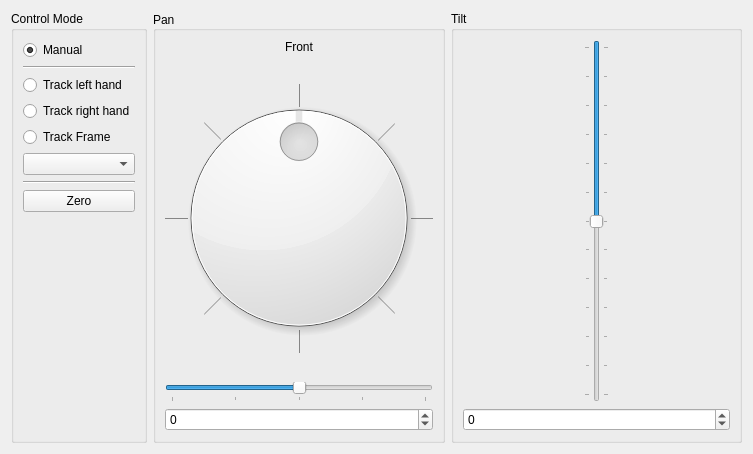
team-vigir/vigir_manipulation_planning, file vigir_head_control_widget/resource/head_control_widget.ui: the form before one commit.
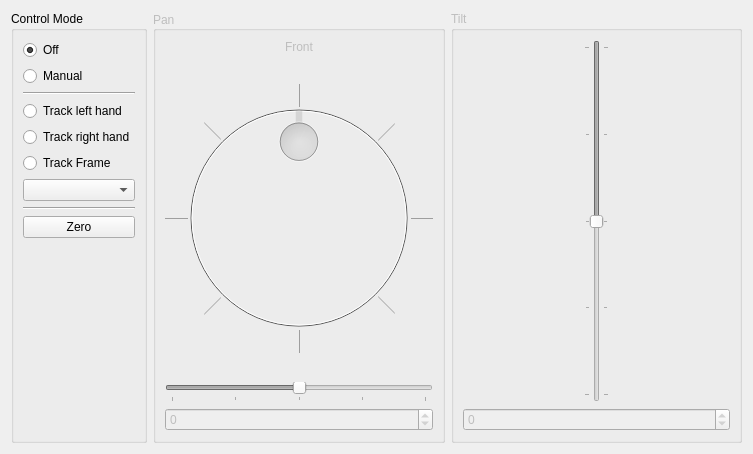
The form after the commit.

Commit message: better manual controls, controls for tracking any frame added

What changed in the file:
```diff
--- a/vigir_head_control_widget/resource/head_control_widget.ui
+++ b/vigir_head_control_widget/resource/head_control_widget.ui
@@ -40,13 +40,23 @@
         <string>Control Mode</string>
        </property>
        <layout class="QVBoxLayout" name="verticalLayout_2">
+        <item>
+         <widget class="QRadioButton" name="modeOffRadioButton">
+          <property name="text">
+           <string>Off</string>
+          </property>
+          <property name="checked">
+           <bool>true</bool>
+          </property>
+         </widget>
+        </item>
         <item>
          <widget class="QRadioButton" name="modeManualRadioButton">
           <property name="text">
            <string>Manual</string>
           </property>
           <property name="checked">
-           <bool>true</bool>
+           <bool>false</bool>
           </property>
          </widget>
         </item>
@@ -114,7 +124,7 @@
      <item>
       <widget class="QGroupBox" name="panGroupBox">
        <property name="enabled">
-        <bool>true</bool>
+        <bool>false</bool>
        </property>
        <property name="sizePolicy">
         <sizepolicy hsizetype="Expanding" vsizetype="Preferred">
@@ -219,6 +229,9 @@
      </item>
      <item>
       <widget class="QGroupBox" name="tiltGroupBox">
+       <property name="enabled">
+        <bool>false</bool>
+       </property>
        <property name="sizePolicy">
         <sizepolicy hsizetype="Expanding" vsizetype="Preferred">
          <horstretch>0</horstretch>
@@ -268,12 +281,21 @@
            <enum>QSlider::TicksBothSides</enum>
           </property>
           <property name="tickInterval">
-           <number>15</number>
+           <number>45</number>
           </property>
          </widget>
         </item>
         <item>
          <widget class="QSpinBox" name="tiltSpinBox">
+          <property name="wrapping">
+           <bool>false</bool>
+          </property>
+          <property name="buttonSymbols">
+           <enum>QAbstractSpinBox::UpDownArrows</enum>
+          </property>
+          <property name="keyboardTracking">
+           <bool>false</bool>
+          </property>
           <property name="minimum">
            <number>-90</number>
           </property>
```
Left out of the diff: 86 changed lines with no effect on the pictures. The commit also changes 1 other file.
